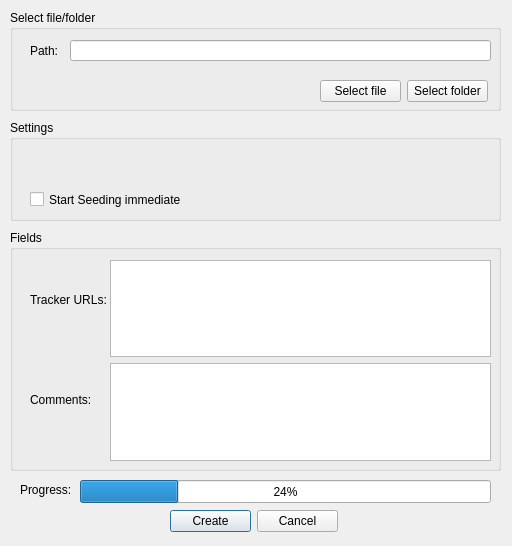
First picture: the form in BittorrentGUI/createtorrent.ui, repository ambarishsatheesh/Bittorrent-Client, before the edit.
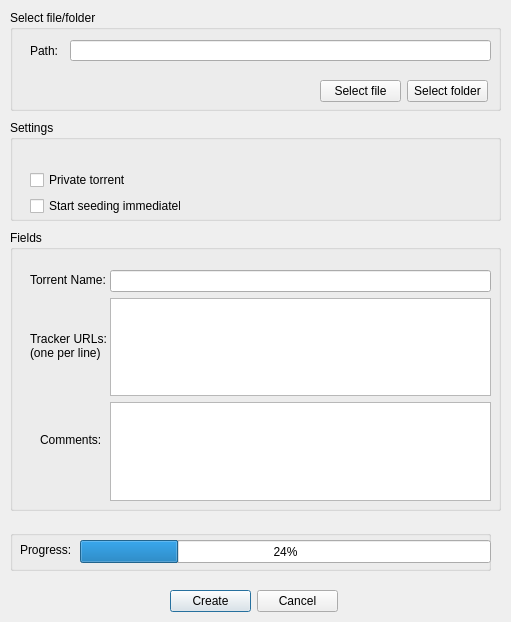
Second picture: the form after the edit.

Commit message:
-add functionality to save created torrent to file
-add functionality to add created torrent to client torrent table

change return type of createNewTorrent function to void since the actual created torrent isnt required, only the saved file is

-fixed bug where createTorrent source path was not accepted if just typed into path field

-removal of various testing statements

Diff of the .ui file:
```diff
--- a/BittorrentGUI/createtorrent.ui
+++ b/BittorrentGUI/createtorrent.ui
@@ -6,8 +6,8 @@
    <rect>
     <x>0</x>
     <y>0</y>
-    <width>512</width>
-    <height>546</height>
+    <width>511</width>
+    <height>622</height>
    </rect>
   </property>
   <property name="windowTitle">
@@ -17,7 +17,7 @@
    <property name="geometry">
     <rect>
      <x>170</x>
-     <y>510</y>
+     <y>590</y>
      <width>168</width>
      <height>23</height>
     </rect>
@@ -39,19 +39,6 @@
     </item>
    </layout>
   </widget>
-  <widget class="QProgressBar" name="progressBar">
-   <property name="geometry">
-    <rect>
-     <x>80</x>
-     <y>480</y>
-     <width>411</width>
-     <height>23</height>
-    </rect>
-   </property>
-   <property name="value">
-    <number>24</number>
-   </property>
-  </widget>
   <widget class="QGroupBox" name="settingsGroup">
    <property name="geometry">
     <rect>
@@ -64,18 +51,31 @@
    <property name="title">
     <string>Settings</string>
    </property>
-   <widget class="QCheckBox" name="startSeedingCheckBox">
+   <widget class="QWidget" name="layoutWidget">
     <property name="geometry">
      <rect>
       <x>20</x>
-      <y>70</y>
+      <y>50</y>
       <width>151</width>
-      <height>19</height>
+      <height>46</height>
      </rect>
     </property>
-    <property name="text">
-     <string>Start Seeding immediately</string>
-    </property>
+    <layout class="QVBoxLayout" name="verticalLayout_3">
+     <item>
+      <widget class="QCheckBox" name="privateCheckBox">
+       <property name="text">
+        <string>Private torrent</string>
+       </property>
+      </widget>
+     </item>
+     <item>
+      <widget class="QCheckBox" name="startSeedingCheckBox">
+       <property name="text">
+        <string>Start seeding immediately</string>
+       </property>
+      </widget>
+     </item>
+    </layout>
    </widget>
   </widget>
   <widget class="QGroupBox" name="fileGroup">
@@ -146,7 +146,7 @@
      <x>10</x>
      <y>230</y>
      <width>491</width>
-     <height>241</height>
+     <height>281</height>
     </rect>
    </property>
    <property name="title">
@@ -155,8 +155,8 @@
    <widget class="QLabel" name="label">
     <property name="geometry">
      <rect>
-      <x>20</x>
-      <y>160</y>
+      <x>30</x>
+      <y>200</y>
       <width>61</width>
       <height>20</height>
      </rect>
@@ -169,46 +169,95 @@
     <property name="geometry">
      <rect>
       <x>20</x>
-      <y>60</y>
+      <y>100</y>
       <width>81</width>
-      <height>20</height>
+      <height>31</height>
      </rect>
     </property>
     <property name="text">
-     <string>Tracker URLs:</string>
+     <string>Tracker URLs: (one per line)</string>
+    </property>
+    <property name="wordWrap">
+     <bool>true</bool>
     </property>
    </widget>
-   <widget class="QWidget" name="layoutWidget_3">
+   <widget class="QWidget" name="layoutWidget">
     <property name="geometry">
      <rect>
       <x>100</x>
-      <y>30</y>
+      <y>40</y>
       <width>381</width>
-      <height>201</height>
+      <height>231</height>
      </rect>
     </property>
-    <layout class="QVBoxLayout" name="verticalLayout">
+    <layout class="QVBoxLayout" name="verticalLayout_2">
      <item>
-      <widget class="QTextEdit" name="trackerUrls"/>
+      <widget class="QLineEdit" name="torrentName"/>
      </item>
      <item>
-      <widget class="QTextEdit" name="comments"/>
+      <layout class="QVBoxLayout" name="verticalLayout">
+       <item>
+        <widget class="QTextEdit" name="trackerUrls"/>
+       </item>
+       <item>
+        <widget class="QTextEdit" name="comments"/>
+       </item>
+      </layout>
      </item>
     </layout>
    </widget>
+   <widget class="QLabel" name="label_5">
+    <property name="geometry">
+     <rect>
+      <x>20</x>
+      <y>40</y>
+      <width>81</width>
+      <height>20</height>
+     </rect>
+    </property>
+    <property name="text">
+     <string>Torrent Name:</string>
+    </property>
+   </widget>
   </widget>
-  <widget class="QLabel" name="label_4">
+  <widget class="QGroupBox" name="groupBox">
    <property name="geometry">
     <rect>
-     <x>20</x>
-     <y>480</y>
-     <width>51</width>
-     <height>20</height>
+     <x>10</x>
+     <y>530</y>
+     <width>481</width>
+     <height>41</height>
     </rect>
    </property>
-   <property name="text">
-    <string>Progress:</string>
+   <property name="title">
+    <string/>
    </property>
+   <widget class="QLabel" name="label_4">
+    <property name="geometry">
+     <rect>
+      <x>10</x>
+      <y>10</y>
+      <width>51</width>
+      <height>20</height>
+     </rect>
+    </property>
+    <property name="text">
+     <string>Progress:</string>
+    </property>
+   </widget>
+   <widget class="QProgressBar" name="progressBar">
+    <property name="geometry">
+     <rect>
+      <x>70</x>
+      <y>10</y>
+      <width>411</width>
+      <height>23</height>
+     </rect>
+    </property>
+    <property name="value">
+     <number>24</number>
+    </property>
+   </widget>
   </widget>
  </widget>
  <resources/>
```
The commit also changes 7 other files.
